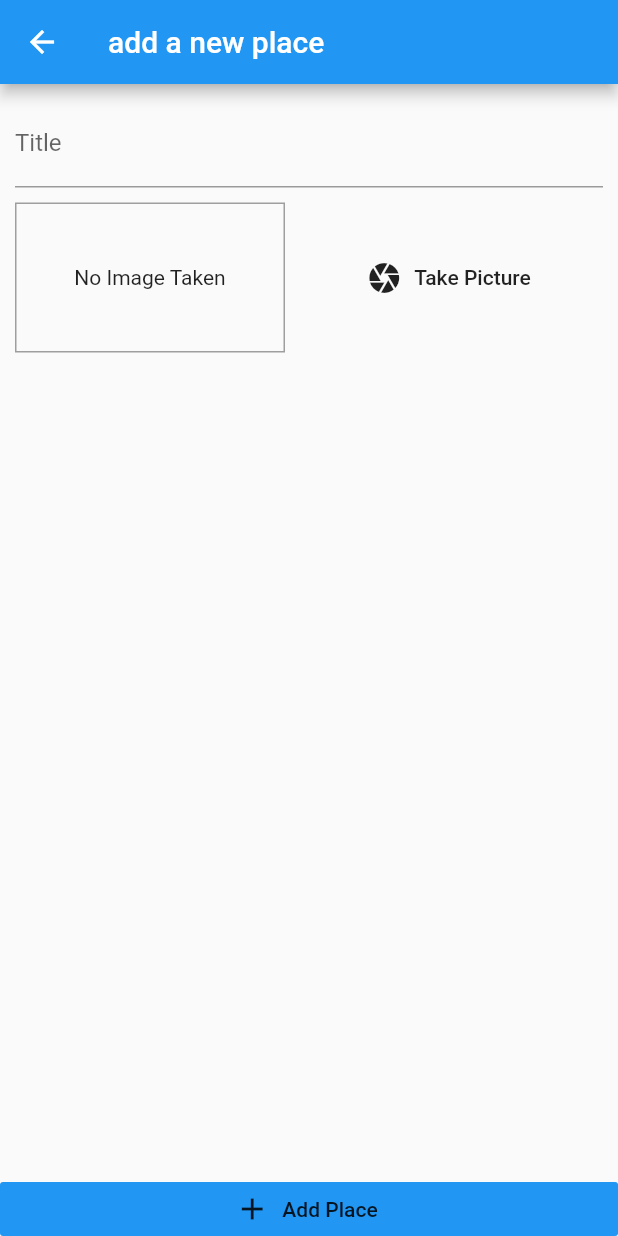
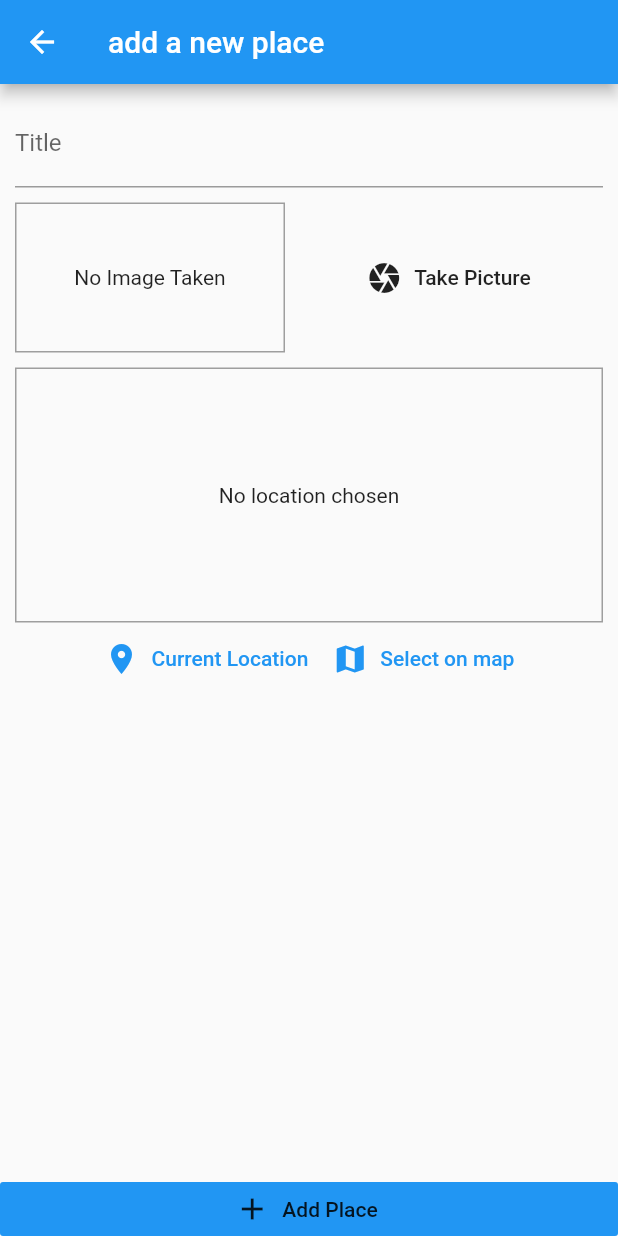
Before and after one commit to farhantariq916/udemy_practice_sec13, a Flutter app: the screen it shows after launch, after a tap on the "add" icon, on a phone screen of 412 x 824 dp. Run offline on Flutter 3.47's test engine with Material 2 defaults, Android fonts, the phone set to English and light mode, and no system bars; our stand-ins replace image_picker, location, sqflite; accounts and stored records are empty.

Commit message:
310. Fetching the User Coordinates

```diff
--- /dev/null
+++ b/lib/helpers/db_helper.dart
@@ -0,0 +1,24 @@
+
+import 'package:path/path.dart' as path;
+import 'package:sqflite/sqflite.dart';
+
+class DBHelper {
+  static Future<Database> database(String table)async{
+    final dbPath = await getDatabasesPath();
+    return  openDatabase(path.join(dbPath,'places.db'),onCreate: (db,version){
+      return db.execute('CREATE TABLE $table(id TEXT PRIMARY KEY,title TEXT, image TEXT)');
+    }, version: 1);
+
+
+  }
+  static Future<void> insert(String table, Map<String, Object> data)async{
+    final db = await DBHelper.database(table);
+    db.insert(table, data,conflictAlgorithm: ConflictAlgorithm.replace);
+
+
+  }
+  static Future<List<Map<String, dynamic>>> fetchData(String table,)async{
+    final db = await DBHelper.database(table);
+    return db.query(table);
+  }
+}
--- a/lib/providers/great_places.dart
+++ b/lib/providers/great_places.dart
@@ -2,6 +2,7 @@ import 'dart:io';
 
 import 'package:flutter/material.dart';
 import '../models/place.dart';
+import 'package:udemy_practice_sec12/helpers/db_helper.dart';
 
 class GreatPlaces with ChangeNotifier {
   List<Place> _items = [];
@@ -24,5 +25,26 @@ class GreatPlaces with ChangeNotifier {
         ));
     _items.add(newPlace);
     notifyListeners();
+    DBHelper.insert(
+      'user_places',
+      {
+        'id': newPlace.id,
+        'title': newPlace.title,
+        'image': newPlace.image.path
+      },
+    );
+  }
+
+  Future<void> fetchAndSetPlaces() async {
+    final dataList = await DBHelper.fetchData('user_places');
+    _items = dataList.map((item) => Place(
+          id: item['id'],
+          title: item['title'],
+          image: File(
+            item['image'],
+          ),
+          location: PlaceLocation(address: 'Lahore',latitude: 31.5204,longitude: 74.3587),
+        )
+    ).toList();
   }
 }
--- a/lib/screens/add_place_screen.dart
+++ b/lib/screens/add_place_screen.dart
@@ -4,6 +4,7 @@ import 'package:flutter/material.dart';
 import 'package:udemy_practice_sec12/widgets/image_input.dart';
 import 'package:provider/provider.dart';
 import 'package:udemy_practice_sec12/providers/great_places.dart';
+import 'package:udemy_practice_sec12/widgets/location_input.dart';
 
 class AddPlaceScreen extends StatefulWidget {
   const AddPlaceScreen({Key? key}) : super(key: key);
@@ -54,6 +55,8 @@ class _AddPlaceScreenState extends State<AddPlaceScreen> {
                       height: 10.0,
                     ),
                     ImageInput(onSelectImage: _selectImage),
+                    SizedBox(height: 10.0,),
+                    LocationInput(),
                   ],
                 ),
               ),
--- a/lib/screens/places_list_screen.dart
+++ b/lib/screens/places_list_screen.dart
@@ -10,7 +10,7 @@ class PlacesListScreen extends StatelessWidget {
   Widget build(BuildContext context) {
     return Scaffold(
       appBar: AppBar(
-        title: Text('Your Places'),
+        title:Text('Your Places'),
         actions: [
           IconButton(
             icon: Icon(Icons.add),
@@ -20,7 +20,14 @@ class PlacesListScreen extends StatelessWidget {
           ),
         ],
       ),
-      body: Consumer<GreatPlaces>(
+      body: FutureBuilder(
+        future: Provider.of<GreatPlaces>(context).fetchAndSetPlaces(),
+        builder: (context, snapshot) => snapshot.connectionState ==
+                ConnectionState.waiting
+            ? Center(
+                child: CircularProgressIndicator(),
+              )
+            : Consumer<GreatPlaces>(
                 child: Center(
                   child: Text('Got no places yet, start adding some!'),
                 ),
@@ -28,18 +35,19 @@ class PlacesListScreen extends StatelessWidget {
                   child: greatPlaces.items.length <= 0
                       ? child
                       : ListView.builder(
-            itemCount: greatPlaces.items.length ,
-                  itemBuilder: (context,index)=>ListTile(
-                    leading:  CircleAvatar(
-                      backgroundImage: FileImage(greatPlaces.items[index].image),
+                          itemCount: greatPlaces.items.length,
+                          itemBuilder: (context, index) => ListTile(
+                            leading: CircleAvatar(
+                              backgroundImage:
+                                  FileImage(greatPlaces.items[index].image),
                             ),
-                    title: Text(greatPlaces.items[index].title.toString()),
-                    onTap: (){
+                            title:
+                                Text(greatPlaces.items[index].title.toString()),
+                            onTap: () {
                               //we'll go to detail page
                             },
-
                           ),
-
+                        ),
                 ),
               ),
       ),
--- /dev/null
+++ b/lib/widgets/location_input.dart
@@ -0,0 +1,70 @@
+import 'package:flutter/cupertino.dart';
+import 'package:flutter/material.dart';
+import 'package:location/location.dart';
+
+class LocationInput extends StatefulWidget {
+  const LocationInput({Key? key}) : super(key: key);
+
+  @override
+  _LocationInputState createState() => _LocationInputState();
+}
+
+class _LocationInputState extends State<LocationInput> {
+  String? _previewImageUrl;
+  Future<void> _getCurrentLocation() async{
+    final locationData = await Location().getLocation();
+    print('location>>>>>>>>');
+    print(locationData.longitude);
+    print(locationData.heading);
+    print(locationData.time);
+    print(locationData.satelliteNumber);
+
+
+
+  }
+  @override
+  Widget build(BuildContext context) {
+    return Column(
+      children: [
+        Container(
+          alignment: Alignment.center,
+          height: 170.0,
+          width: double.infinity,
+          decoration: BoxDecoration(
+            border:Border.all(width: 1,color: Colors.grey)
+          ),
+          child: _previewImageUrl == null
+              ? Text(
+                  'No location chosen',
+                  textAlign: TextAlign.center,
+                )
+              : Image.network(
+                  _previewImageUrl!,
+                  fit: BoxFit.cover,
+                  width: double.infinity,
+                ),
+        ),
+        Row(
+          mainAxisAlignment: MainAxisAlignment.center,
+          children: [
+            TextButton.icon(
+              onPressed: _getCurrentLocation,
+              icon: Icon(Icons.location_on),
+              label: Text(
+                'Current Location',
+              ),
+
+            ),
+            TextButton.icon(
+              onPressed: () {},
+              icon: Icon(Icons.map),
+              label: Text(
+                'Select on map',
+              ),
+            ),
+          ],
+        ),
+      ],
+    );
+  }
+}
--- a/pubspec.yaml
+++ b/pubspec.yaml
@@ -26,6 +26,7 @@ dependencies:
   provider: ^5.0.0
   path_provider: ^2.0.2
   path: ^1.8.0
+  sqflite: ^2.0.0+3
 
 
 
@@ -33,6 +34,7 @@ dependencies:
   # Use with the CupertinoIcons class for iOS style icons.
   cupertino_icons: ^1.0.2
   image_picker: ^0.8.0+4
+  location: ^4.3.0
 
 dev_dependencies:
   flutter_test:
```
Also changed, not shown: pubspec.lock. Lines whose indentation alone changed are shown as unchanged.
